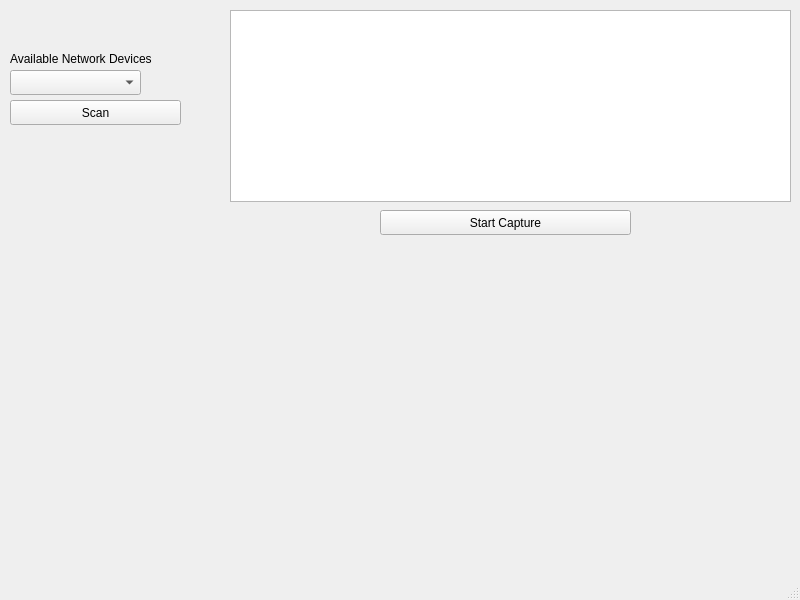
The window that mainwindow.ui (thehilmisu/qt-networkanalyzer) describes before a commit, drawn with Qt 5.
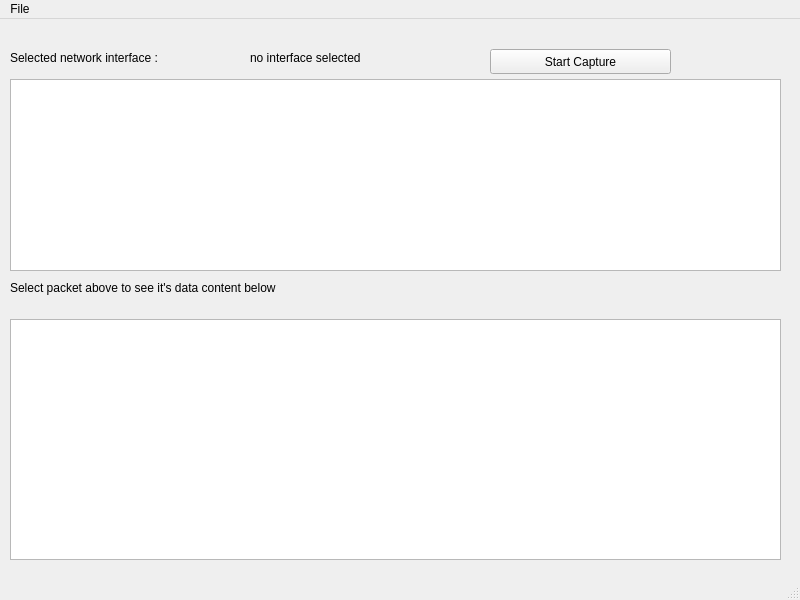
The same window after the commit.

```diff
--- a/mainwindow.ui
+++ b/mainwindow.ui
@@ -14,48 +14,25 @@
    <string>MainWindow</string>
   </property>
   <widget class="QWidget" name="centralwidget">
-   <widget class="QComboBox" name="devicesCombo">
-    <property name="geometry">
-     <rect>
-      <x>10</x>
-      <y>70</y>
-      <width>131</width>
-      <height>25</height>
-     </rect>
-    </property>
-   </widget>
    <widget class="QLabel" name="label">
     <property name="geometry">
      <rect>
       <x>10</x>
-      <y>50</y>
+      <y>30</y>
       <width>201</width>
       <height>17</height>
      </rect>
     </property>
     <property name="text">
-     <string>Available Network Devices</string>
-    </property>
-   </widget>
-   <widget class="QPushButton" name="btnScanDevices">
-    <property name="geometry">
-     <rect>
-      <x>10</x>
-      <y>100</y>
-      <width>171</width>
-      <height>25</height>
-     </rect>
-    </property>
-    <property name="text">
-     <string>Scan</string>
+     <string>Selected network interface : </string>
     </property>
    </widget>
    <widget class="QPushButton" name="btnStartCapture">
     <property name="geometry">
      <rect>
-      <x>380</x>
-      <y>210</y>
-      <width>251</width>
+      <x>490</x>
+      <y>30</y>
+      <width>181</width>
       <height>25</height>
      </rect>
     </property>
@@ -66,13 +43,49 @@
    <widget class="QListWidget" name="monitoredPackets">
     <property name="geometry">
      <rect>
-      <x>230</x>
-      <y>10</y>
-      <width>561</width>
+      <x>10</x>
+      <y>60</y>
+      <width>771</width>
       <height>192</height>
      </rect>
     </property>
    </widget>
+   <widget class="QLabel" name="lblSelectedInterface">
+    <property name="geometry">
+     <rect>
+      <x>250</x>
+      <y>30</y>
+      <width>201</width>
+      <height>17</height>
+     </rect>
+    </property>
+    <property name="text">
+     <string>no interface selected</string>
+    </property>
+   </widget>
+   <widget class="QPlainTextEdit" name="plainTextEdit">
+    <property name="geometry">
+     <rect>
+      <x>10</x>
+      <y>300</y>
+      <width>771</width>
+      <height>241</height>
+     </rect>
+    </property>
+   </widget>
+   <widget class="QLabel" name="label_2">
+    <property name="geometry">
+     <rect>
+      <x>10</x>
+      <y>260</y>
+      <width>481</width>
+      <height>17</height>
+     </rect>
+    </property>
+    <property name="text">
+     <string>Select packet above to see it's data content below</string>
+    </property>
+   </widget>
   </widget>
   <widget class="QMenuBar" name="menubar">
    <property name="geometry">
@@ -83,6 +96,16 @@
      <height>22</height>
     </rect>
    </property>
+   <widget class="QMenu" name="menuFile">
+    <property name="title">
+     <string>File</string>
+    </property>
+    <addaction name="actionSelect_network_device"/>
+    <addaction name="separator"/>
+    <addaction name="actionRemove_pcap_file"/>
+    <addaction name="actionExit_2"/>
+   </widget>
+   <addaction name="menuFile"/>
   </widget>
   <widget class="QStatusBar" name="statusbar"/>
  </widget>
```
Left out of the diff: 25 changed lines with no effect on the pictures.
